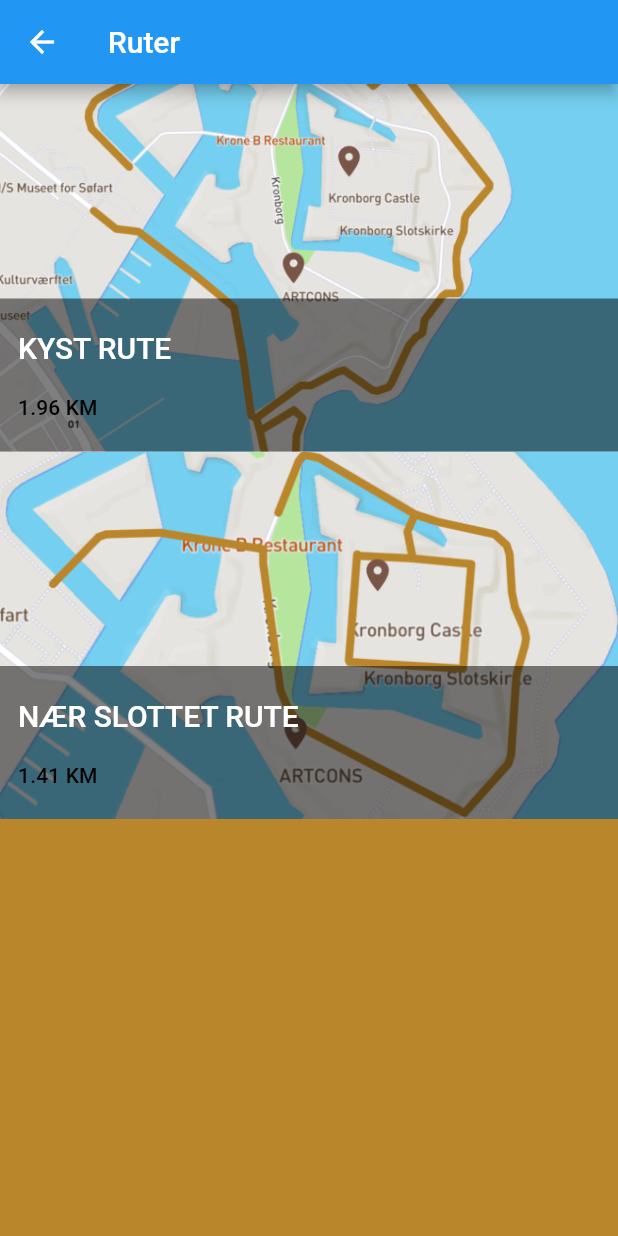
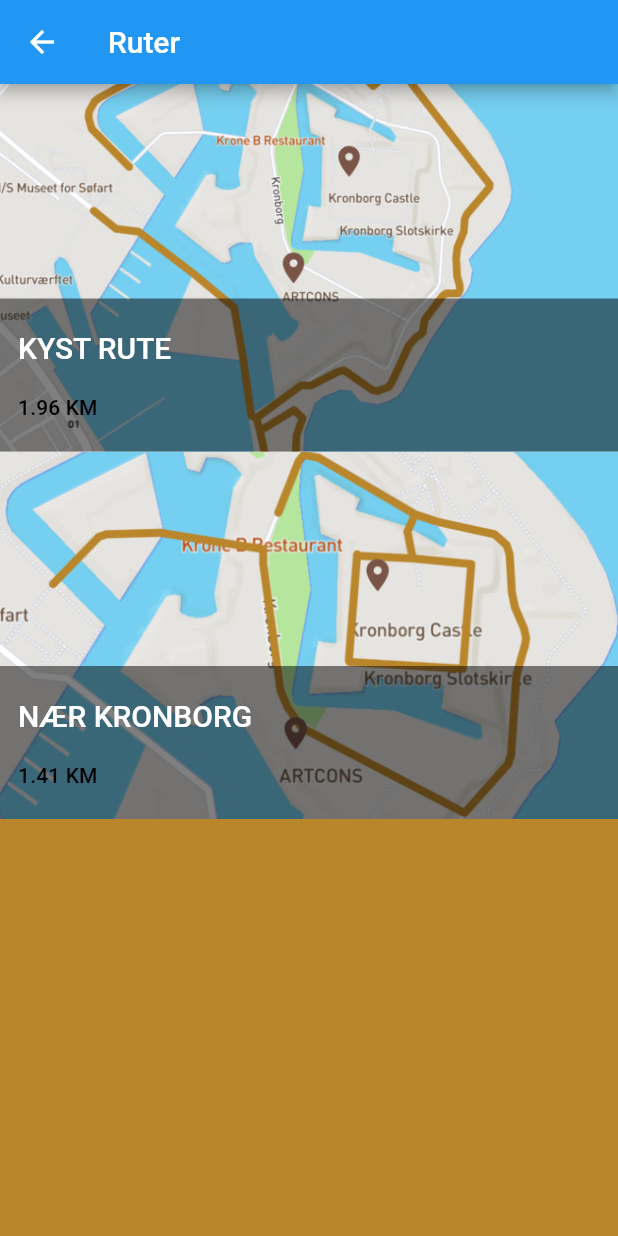
Before and after one commit to ChristianBjork/kronborg_app, a Flutter app: the Trails screen opened directly, on a phone screen of 412 x 824 dp. Run offline on Flutter 3.47's test engine with Material 2 defaults, Android fonts, the phone set to English and light mode, and no system bars; our stand-ins replace flutter_map, latlong, location; missing offline and left inert: flutter_webview_plugin.

Commit message:
Background change, starting dialog function

```diff
--- a/lib/app.dart
+++ b/lib/app.dart
@@ -116,9 +116,8 @@ class _MyAppState extends State<MyApp> {
       primaryColor: Color.fromRGBO(128, 85, 0, 1.0),
       appBarTheme: AppBarTheme(textTheme: TextTheme(title: AppBarTextStyle)),
       textTheme: TextTheme(
-        title: TitleTextStyle,
+        title: TitleTextStyleDark,
         subtitle: SubTitleTextStyle,
-        caption: CaptionTextStyle,
         body1: Body1TextStyle,
       ),
     );
--- a/lib/models/trail.dart
+++ b/lib/models/trail.dart
@@ -66,7 +66,7 @@ class Trail {
         ]),
       Trail(
           id: 2,
-          name: 'Nær Slottet Rute',
+          name: 'Nær Kronborg',
           lengthKM: 1.41,
           imagePath: 'assets/images/inner_trail.png',
           facts: [
--- a/lib/screens/attraction_detail/attr_text_section.dart
+++ b/lib/screens/attraction_detail/attr_text_section.dart
@@ -1,4 +1,5 @@
 import 'package:flutter/material.dart';
+import 'package:kronborg_app/style.dart';
 
 // This widget sets the title and body of the description of an attraction
 class AttrTextSection extends StatelessWidget {
@@ -16,7 +17,7 @@ class AttrTextSection extends StatelessWidget {
       children: [
         Container(
             padding: const EdgeInsets.fromLTRB(_hPad, 32.0, _hPad, 4.0),
-            child: Text(_title, style: Theme.of(context).textTheme.title)),
+            child: Text(_title, style: TitleTextStyleLight)),
         Container(
             padding:
             const EdgeInsets.symmetric(vertical: 10.0, horizontal: _hPad),
--- a/lib/screens/front_page/fp_text_section.dart
+++ b/lib/screens/front_page/fp_text_section.dart
@@ -21,7 +21,7 @@ class FPTextSection extends StatelessWidget {
       children: [
         Container(
             padding: const EdgeInsets.fromLTRB(_hPad, 32.0, _hPad, 4.0),
-            child: Text(_title, style: FPTitleTextStyle)),
+            child: Text(_title, style: TitleTextStyleLight)),
         Container(
             padding:
             const EdgeInsets.symmetric(vertical: 10.0, horizontal: _hPad),
--- a/lib/screens/trail_detail/trail_detail.dart
+++ b/lib/screens/trail_detail/trail_detail.dart
@@ -1,5 +1,6 @@
 import 'package:flutter/material.dart';
 import 'package:kronborg_app/models/trail.dart';
+import 'package:kronborg_app/style.dart';
 import 'package:kronborg_app/widgets/image_banner.dart';
 import 'package:kronborg_app/widgets/trail_tile.dart';
 import '../../app.dart';
@@ -21,6 +22,7 @@ class TrailDetail extends StatelessWidget {
         appBar: AppBar(
           title: Text(trail.name),
         ),
+        backgroundColor: BackgroundColor,
         body:
           SingleChildScrollView(
             child: Column(
--- a/lib/screens/trail_detail/trail_text_section.dart
+++ b/lib/screens/trail_detail/trail_text_section.dart
@@ -1,4 +1,5 @@
 import 'package:flutter/material.dart';
+import 'package:kronborg_app/style.dart';
 
 // This widget sets the title and body of the description of a trail
 class TrailTextSection extends StatelessWidget {
@@ -16,7 +17,7 @@ class TrailTextSection extends StatelessWidget {
       children: [
         Container(
             padding: const EdgeInsets.fromLTRB(_hPad, 32.0, _hPad, 4.0),
-            child: Text(_title, style: Theme.of(context).textTheme.title)),
+            child: Text(_title, style: TitleTextStyleLight)),
         Container(
             padding:
             const EdgeInsets.symmetric(vertical: 10.0, horizontal: _hPad),
--- a/lib/style.dart
+++ b/lib/style.dart
@@ -22,18 +22,18 @@ const AppBarTextStyle = TextStyle(
   fontFamily: FontNameDefault,
   fontWeight: FontWeight.w300,
   fontSize: LargeTextSize,
-  color: Colors.white,
+  color: TextColorLight,
 );
 
-const FPTitleTextStyle = TextStyle(
+const TitleTextStyleLight = TextStyle(
   fontFamily: FontNameDefault,
   fontWeight: FontWeight.w300,
   fontSize: LargeTextSize,
-  color: Colors.white,
+  color: TextColorLight,
 );
 
 
-const TitleTextStyle = TextStyle(
+const TitleTextStyleDark = TextStyle(
   fontFamily: FontNameDefault,
   fontWeight: FontWeight.w300,
   fontSize: LargeTextSize,
@@ -58,5 +58,5 @@ const Body1TextStyle = TextStyle(
   fontFamily: FontNameDefault,
   fontWeight: FontWeight.w300,
   fontSize: MediumTextSize,
-  color: Colors.black,
+  color: Colors.white,
 );
--- a/lib/widgets/attraction_tile.dart
+++ b/lib/widgets/attraction_tile.dart
@@ -26,8 +26,7 @@ class AttractionTile extends StatelessWidget {
               key: Key('location_tile_name_${attraction.id}'),
               overflow: TextOverflow.ellipsis,
               maxLines: 1,
-              style:
-              Theme.of(context).textTheme.title.copyWith(color: textColor),
+              style: Theme.of(context).textTheme.title.copyWith(color: textColor),
             ),
           ]),
     );
--- a/lib/widgets/trail_tile.dart
+++ b/lib/widgets/trail_tile.dart
@@ -8,7 +8,7 @@ class TrailTile extends StatelessWidget {
   final Trail trail;
   final bool darkTheme;
 
-  TrailTile({this.trail, this.darkTheme = false});
+  TrailTile({this.trail, this.darkTheme = true});
 
   @override
   Widget build(BuildContext context) {
```
Also changed, not shown: lib/screens/attraction_detail/attraction_detail.dart (+2 -5 lines), lib/screens/trail_enabled/trail_enabled.dart (+4 -4 lines).
